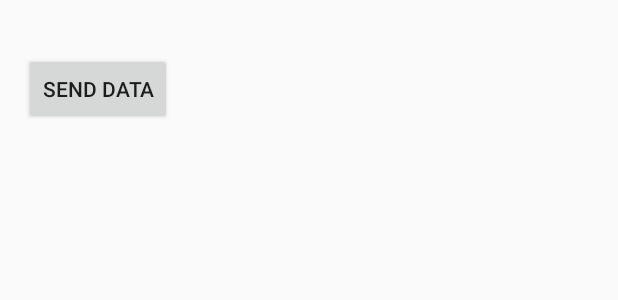
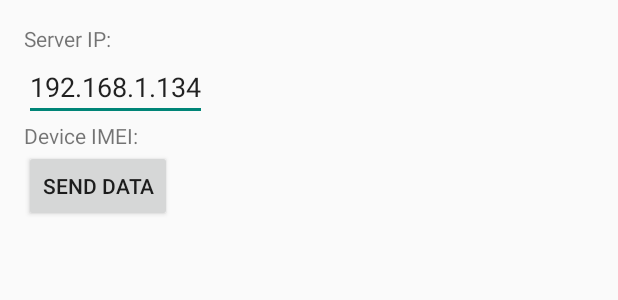
Before and after one commit to diegots/fic-code, an Android app: the layout activity_main.xml on its own in the app's theme, with its tools: preview values and no code run, on a phone screen of 412 x 824 dp. Shown: the top 300 px of the screen. Run offline under Robolectric (Android 15) with nearby library versions, the phone set to English and light mode, and no system bars.

Commit message:
- Cleaning createFeed. Now all feed and entry strings are declared at start of the function. - Cleaning POST_JOB. Feed XML is received now as a parameter. - Added an EditText to show and modify server IP from the Activity. - Added initViews function. All views are binded here. - Corrected and added some Strings in strings.xml

```diff
--- a/net-test/trunk/app/src/main/res/layout/activity_main.xml
+++ b/net-test/trunk/app/src/main/res/layout/activity_main.xml
@@ -9,15 +9,34 @@
     tools:context=".MainActivity"
     android:orientation="vertical">
 
+    <LinearLayout
+        android:layout_width="wrap_content"
+        android:layout_height="wrap_content"
+        android:orientation="vertical">
+
+        <TextView
+            android:id="@+id/tv_server_ip"
+            android:layout_width="wrap_content"
+            android:layout_height="wrap_content"
+            android:text="@string/tv_server_ip"/>
+
+        <EditText
+            android:id="@+id/et_server_ip"
+            android:layout_width="wrap_content"
+            android:layout_height="wrap_content"
+            android:text="@string/et_server_ip"/>
+    </LinearLayout>
+
     <TextView
         android:id="@+id/tv_device_id"
         android:layout_width="wrap_content"
-        android:layout_height="wrap_content" />
+        android:layout_height="wrap_content"
+        android:text="@string/tv_device_id"/>
 
     <Button
         android:layout_width="wrap_content"
         android:layout_height="wrap_content"
-        android:id="@+id/testButton01"
-        android:text="@string/testButton01"/>
+        android:id="@+id/bt_send_data"
+        android:text="@string/bt_send_data"/>
 
 </LinearLayout>
--- a/net-test/trunk/app/src/main/res/values/strings.xml
+++ b/net-test/trunk/app/src/main/res/values/strings.xml
@@ -3,5 +3,8 @@
 
     <string name="main_activity">Main activity TextView</string>
     <string name="action_settings">Settings</string>
-    <string name="testButton01">Send data</string>
+    <string name="bt_send_data">Send data</string>
+    <string name="tv_device_id">Device IMEI: </string>
+    <string name="et_server_ip">192.168.1.134</string>
+    <string name="tv_server_ip">Server IP: </string>
 </resources>
```
Also changed, not shown: net-test/trunk/app/src/main/java/es/udc/psi14/apachetest/MainActivity.java (+103 -83 lines).
